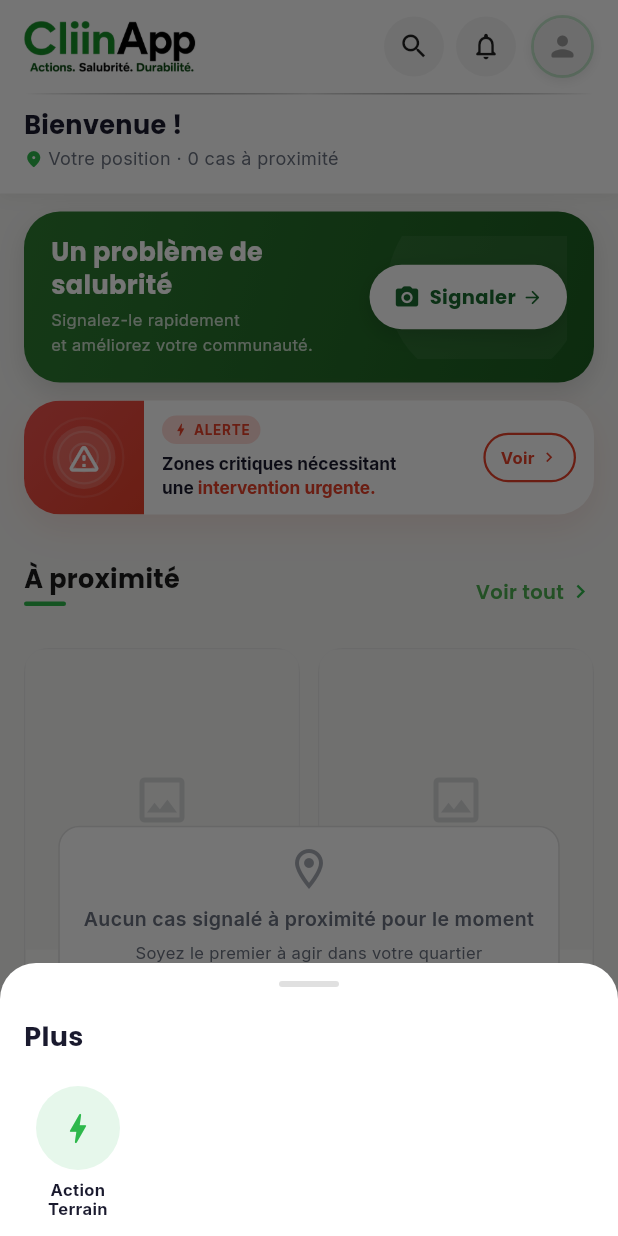
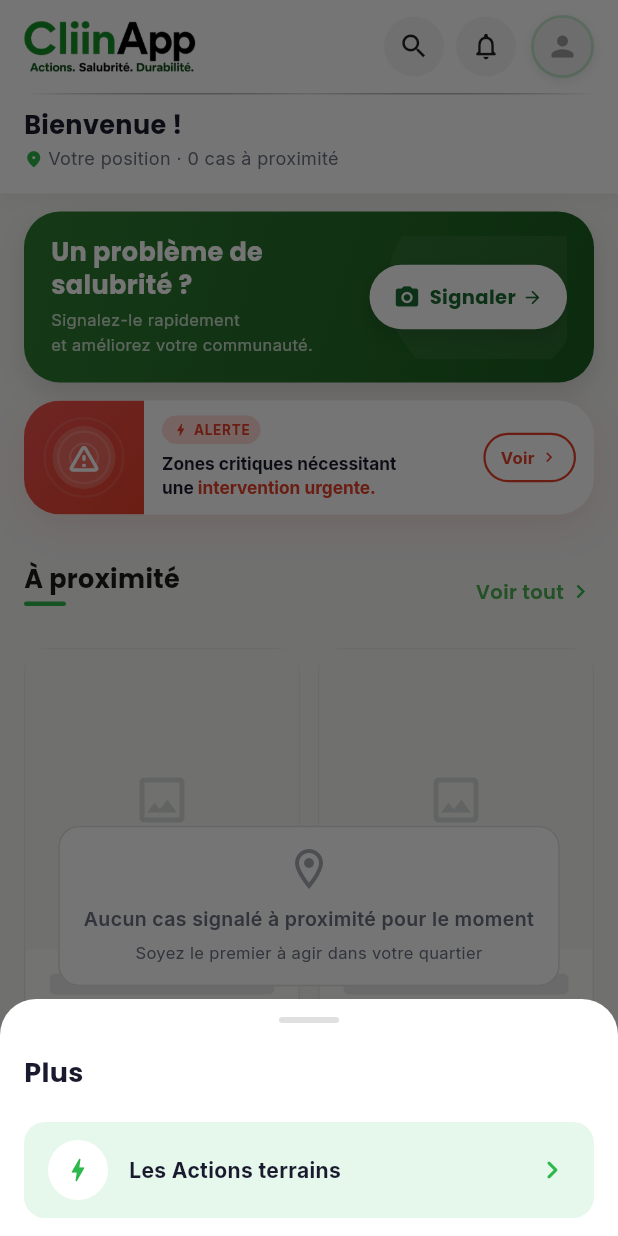
Before and after one commit to MarcelYOH/CliinApp-MVP, a Flutter app: the screen it shows after launch, item 5 of the bottom bar chosen, on a phone screen of 412 x 824 dp. Run offline on Flutter 3.47's test engine with Material 3 defaults, Android fonts, the phone set to English and light mode, and no system bars; our stand-ins replace camera, geocoding, geolocator, google_fonts, image_picker, shared_preferences and 1 more; accounts and stored records are empty.

Commit message:
fix: point d'interrogation accueil, menu Plus en barre horizontale
- Ajoute le "?" apres "Un probleme de salubrite" dans le bloc signaler
- Remplace les tuiles circulaires du sheet "Plus" par des barres
  horizontales pleine largeur pour lister les fonctionnalites a venir
- Renomme l'entree en "Les Actions terrains"

```diff
--- a/lib/features/home/data/home_dummy_data.dart
+++ b/lib/features/home/data/home_dummy_data.dart
@@ -19,7 +19,7 @@ class HomeDummyData {
   );
 
   static const QuickReportModel quickReport = QuickReportModel(
-    title: 'Un problème de salubrité\nprès de vous ?',
+    title: 'Un problème de salubrité ?\nprès de vous',
     description: 'Signalez-le rapidement\net améliorez votre communauté.',
     buttonLabel: 'Signaler',
   );
--- a/lib/shared/widgets/more_menu_sheet.dart
+++ b/lib/shared/widgets/more_menu_sheet.dart
@@ -1,11 +1,10 @@
 // lib/shared/widgets/more_menu_sheet.dart
 // Bottom sheet "Plus" — continuité visuelle de la bottom bar — CliinApp
 //
-// Grille de tuiles dans le même langage visuel que AppBottomNav (icône
-// dans un cercle + libellé dessous) : le sheet prolonge la barre de
-// navigation plutôt que d'ouvrir un menu au style générique différent.
-// Ajouter un futur module se fait en ajoutant une ligne à _entries, sans
-// réécrire la structure du sheet.
+// Liste de barres horizontales (icône + libellé sur une ligne) : ce sheet
+// regroupe les fonctionnalités à venir, une par ligne. Ajouter un futur
+// module se fait en ajoutant une ligne à _entries, sans réécrire la
+// structure du sheet.
 
 import 'package:flutter/material.dart';
 import 'package:google_fonts/google_fonts.dart';
@@ -51,7 +50,7 @@ class _MoreMenuSheet extends StatelessWidget {
   static const List<_MoreMenuEntry> _entries = [
     _MoreMenuEntry(
       icon: Icons.bolt_rounded,
-      label: 'Action\nTerrain',
+      label: 'Les Actions terrains',
       onTap: _openActionTerrain,
     ),
   ];
@@ -96,12 +95,10 @@ class _MoreMenuSheet extends StatelessWidget {
                 ),
               ),
               const SizedBox(height: 20),
-              Wrap(
-                spacing: 24,
-                runSpacing: 20,
+              Column(
                 children: [
                   for (final entry in _entries)
-                    _MoreMenuTile(
+                    _MoreMenuBar(
                       icon: entry.icon,
                       label: entry.label,
                       onTap: () => entry.onTap(context),
@@ -118,15 +115,15 @@ class _MoreMenuSheet extends StatelessWidget {
 }
 
 // ─────────────────────────────────────────
-// Tuile — même langage visuel que les items de AppBottomNav (icône dans
-// un cercle plein + libellé dessous), pour prolonger la bottom bar.
+// Barre horizontale — une fonctionnalité à venir par ligne : icône dans
+// un cercle plein + libellé, sur toute la largeur du sheet.
 // ─────────────────────────────────────────
-class _MoreMenuTile extends StatelessWidget {
+class _MoreMenuBar extends StatelessWidget {
   final IconData icon;
   final String label;
   final VoidCallback onTap;
 
-  const _MoreMenuTile({
+  const _MoreMenuBar({
     required this.icon,
     required this.label,
     required this.onTap,
@@ -137,29 +134,38 @@ class _MoreMenuTile extends StatelessWidget {
     return GestureDetector(
       onTap: onTap,
       behavior: HitTestBehavior.opaque,
-      child: SizedBox(
-        width: 72,
-        child: Column(
+      child: Container(
+        width: double.infinity,
+        padding: const EdgeInsets.symmetric(horizontal: 16, vertical: 12),
+        decoration: BoxDecoration(
+          color: CliinAppColors.primaryLight,
+          borderRadius: BorderRadius.circular(CliinAppConstants.radiusMedium),
+        ),
+        child: Row(
           children: [
             Container(
-              width: 56,
-              height: 56,
+              width: 40,
+              height: 40,
               decoration: const BoxDecoration(
-                color: CliinAppColors.primaryLight,
+                color: Colors.white,
                 shape: BoxShape.circle,
               ),
-              child: Icon(icon, color: CliinAppColors.primary, size: 26),
+              child: Icon(icon, color: CliinAppColors.primary, size: 20),
             ),
-            const SizedBox(height: 6),
-            Text(
-              label,
-              textAlign: TextAlign.center,
-              style: GoogleFonts.inter(
-                fontSize: 11,
-                fontWeight: FontWeight.w700,
-                color: CliinAppColors.textDark,
-                height: 1.2,
+            const SizedBox(width: 14),
+            Expanded(
+              child: Text(
+                label,
+                style: GoogleFonts.inter(
+                  fontSize: 14,
+                  fontWeight: FontWeight.w700,
+                  color: CliinAppColors.textDark,
+                ),
               ),
+            ),
+            const Icon(
+              Icons.chevron_right_rounded,
+              color: CliinAppColors.primary,
             ),
           ],
         ),
```
